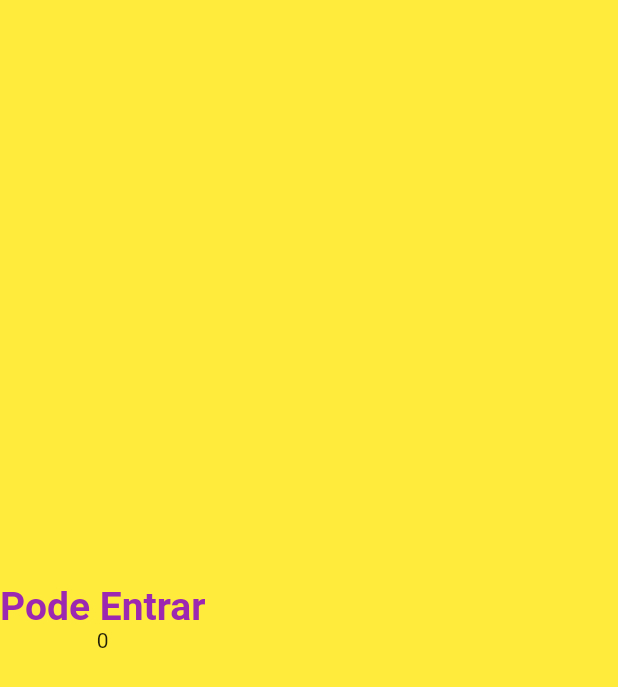
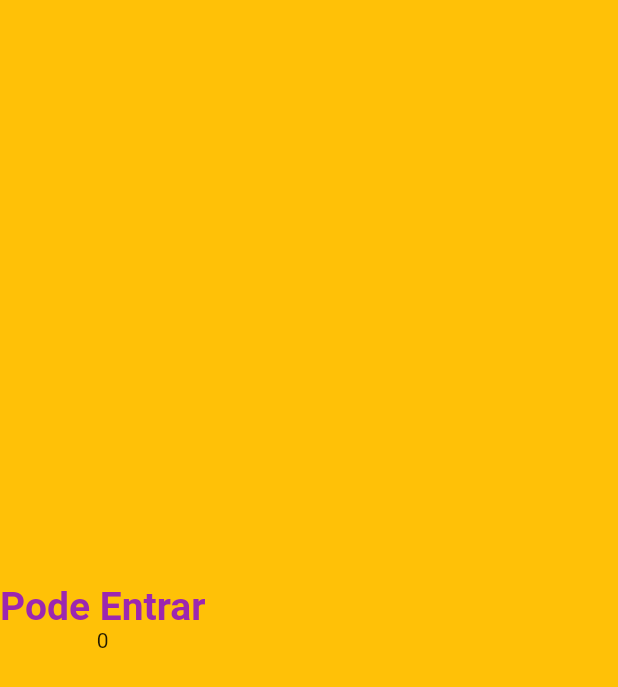
Before and after one commit to israelemanuel/contador, a Flutter app: the screen it shows after launch, on a phone screen of 412 x 824 dp. Shown: the top 687 px of the screen. Run offline on Flutter 3.47's test engine with Material 2 defaults, Android fonts, the phone set to English and light mode, and no system bars.

Commit message:
mudança de background

```diff
--- a/lib/main.dart
+++ b/lib/main.dart
@@ -22,7 +22,7 @@ class HomePage extends StatelessWidget {
   @override
   Widget build(BuildContext context) {
     return Scaffold(
-      backgroundColor: Colors.yellow,
+      backgroundColor: Colors.amber,
       body: Column(
         mainAxisAlignment: MainAxisAlignment.center,
         children: const [
```
